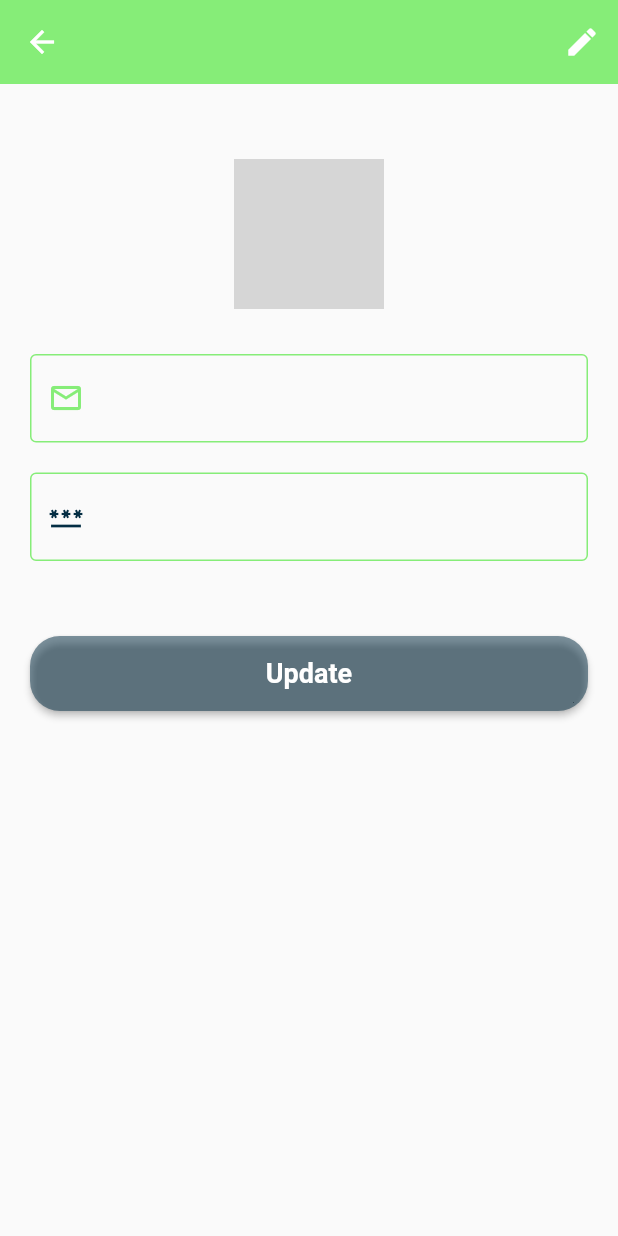
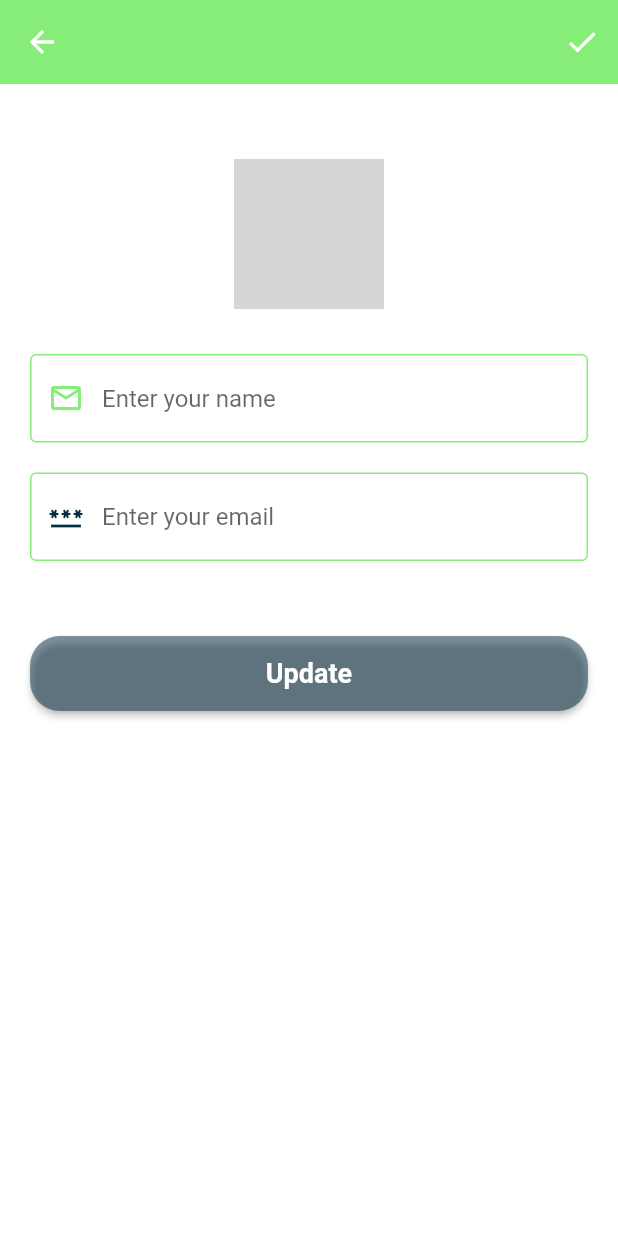
Before and after one commit to ssenthilnathan3/interviewoapp, a Flutter app: the ProfilePageUI screen opened by its route, after a tap on the "edit" icon, on a phone screen of 412 x 824 dp. Run offline on Flutter 3.47's test engine with Material 2 defaults, Android fonts, the phone set to English and light mode, and no system bars; our stand-ins replace adaptive_theme, chips_choice, easy_localization, file_picker, firebase_auth, firebase_core and 14 more; missing offline and left inert: appinio_video_player, connectivity_wrapper, flutter_material_pickers; accounts and stored records are empty; network calls fail; statements that could not run were skipped; grey boxes are pictures that could not be loaded.

Commit message:
changes in routing

```diff
--- a/lib/screens/auth/LoginPage.dart
+++ b/lib/screens/auth/LoginPage.dart
@@ -22,13 +22,9 @@ class _LoginScreenState extends State<LoginScreen> {
   _saveLogin() async {
     SharedPreferences _prefs = await SharedPreferences.getInstance();
     _prefs.setBool("isLoggedIn", true);
-  }
 
-  _getPageType() async {
-    final SharedPreferences prefs = await SharedPreferences.getInstance();
-    setState(() {
-      pageType = prefs.getString('pageType');
-    });
+    _prefs.setString('name', _email.text);
+    _prefs.setString('name', _password.text);
   }
 
   @override
@@ -161,6 +157,7 @@ class _LoginScreenState extends State<LoginScreen> {
                               backgroundColor: IOTheme.IOBlue.withOpacity(0.5)),
                           onPressed: () {
                             _formKey.currentState!.save();
+                            _saveLogin();
                           },
                           child: Text("LOGIN",
                               style: TextStyle(fontWeight: FontWeight.bold)),
--- a/lib/screens/auth/UserProfile.dart
+++ b/lib/screens/auth/UserProfile.dart
@@ -36,12 +36,21 @@ class _ProfilePageUIState extends State<ProfilePageUI> {
   @override
   Widget build(BuildContext context) {
     return Scaffold(
+        backgroundColor: Colors.white,
         appBar: AppBar(
           elevation: 0,
           backgroundColor: IOTheme.IOGreen,
           actions: [
-            IconButton(
+            !isEdit
+                ? IconButton(
                     icon: Icon(Icons.edit),
+                    onPressed: () {
+                      setState(() {
+                        isEdit = !isEdit;
+                      });
+                    })
+                : IconButton(
+                    icon: Icon(Icons.check),
                     onPressed: () {
                       setState(() {
                         isEdit = !isEdit;
@@ -72,16 +81,25 @@ class _ProfilePageUIState extends State<ProfilePageUI> {
                       controller: _name,
                       cursorColor: Colors.white,
                       decoration: InputDecoration(
-                        hintText: isEdit ? name : "Enter your name",
+                        hintText: !isEdit ? name : "Enter your name",
                         enabledBorder: OutlineInputBorder(
-                            borderSide: BorderSide(color: IOTheme.IOGreen)),
+                          borderSide: BorderSide(
+                            color: IOTheme.IOGreen,
+                          ),
+                        ),
+                        disabledBorder: OutlineInputBorder(
+                          borderSide: BorderSide(
+                            color: Colors.white,
+                          ),
+                        ),
                         prefixIcon: Icon(Icons.email_outlined),
                         floatingLabelStyle: TextStyle(color: IOTheme.IOGreen),
                         prefixIconColor: IOTheme.IOGreen,
                         border: OutlineInputBorder(
                             borderSide: BorderSide(color: IOTheme.IOGreen)),
                         focusedBorder: OutlineInputBorder(
-                            borderSide: BorderSide(color: IOTheme.IOGreen)),
+                            borderSide: BorderSide(color: IOTheme.IOGreen),
+                            borderRadius: BorderRadius.circular(50)),
                       ),
                       validator: (value) {
                         if (value == null || value.isEmpty) {
@@ -96,16 +114,22 @@ class _ProfilePageUIState extends State<ProfilePageUI> {
                       controller: _email,
                       cursorColor: Colors.black,
                       decoration: InputDecoration(
+                        disabledBorder: OutlineInputBorder(
+                          borderSide: BorderSide(
+                            color: Colors.white,
+                          ),
+                        ),
                         enabledBorder: OutlineInputBorder(
                             borderSide: BorderSide(color: IOTheme.IOGreen)),
                         prefixIcon: Icon(Icons.password_outlined),
-                        hintText: isEdit ? email : "Enter your email",
+                        hintText: !isEdit ? email : "Enter your email",
                         floatingLabelStyle: TextStyle(color: IOTheme.IOGreen),
                         prefixIconColor: IOTheme.IOBlue,
                         border: OutlineInputBorder(
                             borderSide: BorderSide(color: IOTheme.IOGreen)),
                         focusedBorder: OutlineInputBorder(
-                            borderSide: BorderSide(color: IOTheme.IOGreen)),
+                            borderSide: BorderSide(color: IOTheme.IOGreen),
+                            borderRadius: BorderRadius.circular(50)),
                       ),
                       validator: (value) {
                         if (value == null || value.isEmpty) {
--- a/lib/screens/common_pages/GetAgePage.dart
+++ b/lib/screens/common_pages/GetAgePage.dart
@@ -28,6 +28,8 @@ class _AgePageState extends State<AgePage> {
   saveData() async {
     final SharedPreferences prefs = await _prefs;
     prefs.setString('age', age.toString());
+    pageController.nextPage(
+        duration: Duration(milliseconds: 200), curve: Curves.ease);
   }
 
   @override
@@ -84,9 +86,6 @@ class _AgePageState extends State<AgePage> {
                     saveData();
                   }
                   flag = true;
-                  pageController.nextPage(
-                      duration: Duration(milliseconds: 200),
-                      curve: Curves.ease);
                 },
                 child: Row(
                   children: [
--- a/lib/viewmodels/StartupViewModel.dart
+++ b/lib/viewmodels/StartupViewModel.dart
@@ -22,8 +22,9 @@ class StartUpViewModel extends BaseModel {
 
         if (introScreen) {
           if (commonPage) {
-            _navigationService.navigateWithReplace("/navSelect",
-                arguments: {'pageType': pageType});
+            _navigationService.navigateWithReplace('/commonPage');
+            // _navigationService.navigateWithReplace("/navSelect",
+            //     arguments: {'pageType': pageType});
           } else {
             _navigationService.navigateWithReplace('/commonPage');
           }
```
Also changed, not shown: lib/HomeScreen.dart (+4 -14 lines), lib/screens/auth/RegisterPage.dart (+9 -1 lines). Lines whose indentation alone changed are shown as unchanged.
